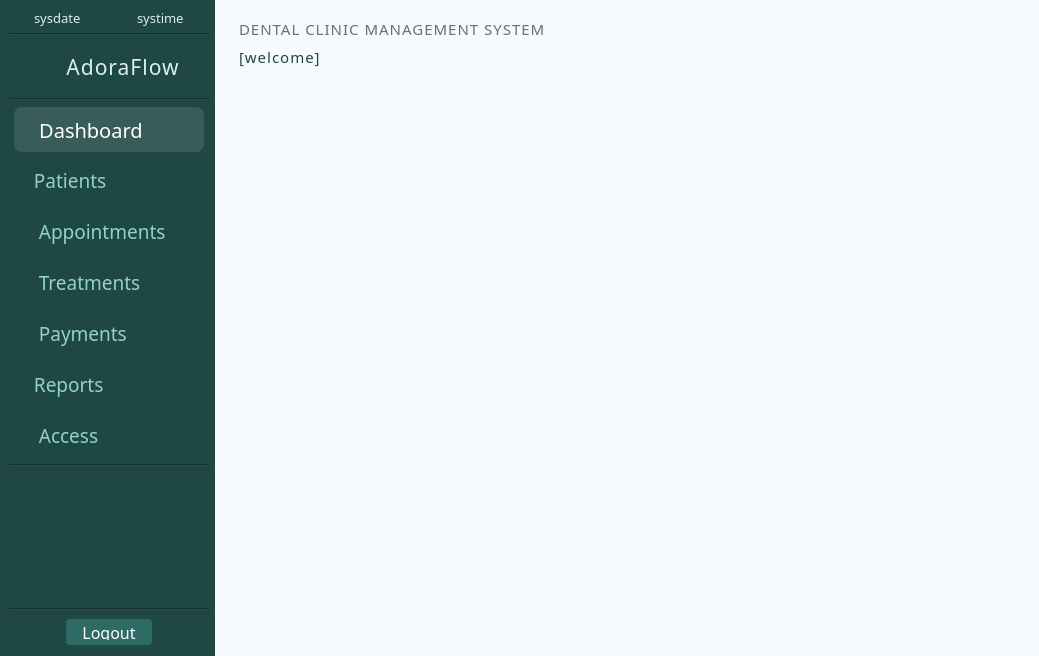
Above: ui/MainWindow.ui from karlito20/AdoraFlowProject before the change. Below: the same form after it.
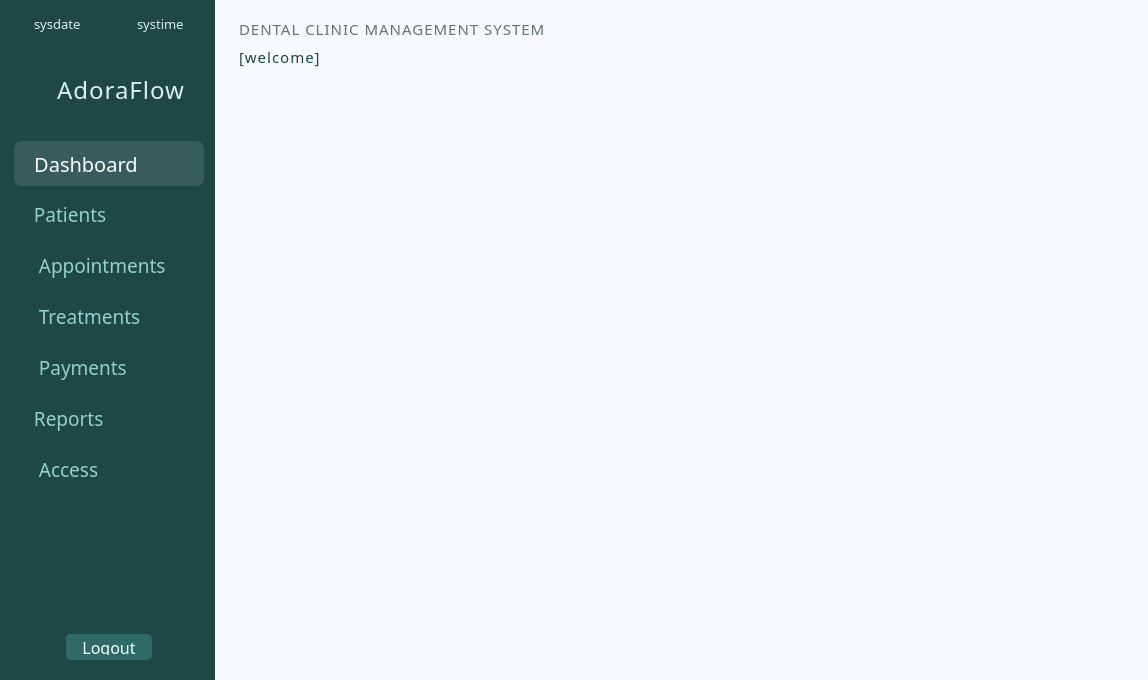
That is the form after the change. Icons and pictures are not drawn.

What changed in the file:
```diff
--- a/ui/MainWindow.ui
+++ b/ui/MainWindow.ui
@@ -6,13 +6,13 @@
    <rect>
     <x>0</x>
     <y>0</y>
-    <width>1039</width>
-    <height>656</height>
+    <width>1148</width>
+    <height>680</height>
    </rect>
   </property>
   <property name="minimumSize">
    <size>
-    <width>880</width>
+    <width>1080</width>
     <height>650</height>
    </size>
   </property>
@@ -536,8 +536,20 @@
       <property name="rightMargin">
        <number>6</number>
       </property>
+      <property name="bottomMargin">
+       <number>18</number>
+      </property>
       <item>
        <layout class="QHBoxLayout" name="system_info_labels">
+        <property name="leftMargin">
+         <number>0</number>
+        </property>
+        <property name="topMargin">
+         <number>6</number>
+        </property>
+        <property name="bottomMargin">
+         <number>6</number>
+        </property>
         <item alignment="Qt::AlignmentFlag::AlignHCenter">
          <widget class="QLabel" name="system_date_label">
           <property name="font">
@@ -572,18 +584,14 @@
         </item>
        </layout>
       </item>
-      <item>
-       <widget class="Line" name="line">
-        <property name="styleSheet">
-         <string notr="true"/>
-        </property>
-        <property name="orientation">
-         <enum>Qt::Orientation::Horizontal</enum>
-        </property>
-       </widget>
-      </item>
       <item>
        <layout class="QHBoxLayout" name="menu_title_container" stretch="0,0,0,0">
+        <property name="topMargin">
+         <number>18</number>
+        </property>
+        <property name="bottomMargin">
+         <number>18</number>
+        </property>
         <item>
          <widget class="QLabel" name="label_4">
           <property name="text">
@@ -606,7 +614,7 @@
           <property name="font">
            <font>
             <family>Slate</family>
-            <pointsize>16</pointsize>
+            <pointsize>18</pointsize>
             <fontweight>Medium</fontweight>
            </font>
           </property>
@@ -633,16 +641,6 @@
         </item>
        </layout>
       </item>
-      <item>
-       <widget class="Line" name="line_2">
-        <property name="styleSheet">
-         <string notr="true"/>
-        </property>
-        <property name="orientation">
-         <enum>Qt::Orientation::Horizontal</enum>
-        </property>
-       </widget>
-      </item>
       <item>
        <widget class="QPushButton" name="nav_dashboard">
         <property name="minimumSize">
@@ -679,13 +677,14 @@
 	margin-left: 5px;
 	margin-right: 5px;
 	padding-left: 15;
+
 	border-radius: 8px;
 }
 
 #nav_dashboard:checked {
 	color: white;
 	font-size: 15pt;
-	padding-left: 20;
+
 	background-color: #394E4D;
 	background-color: rgba(250, 250, 250, 60);
 }
@@ -753,7 +752,7 @@
 #nav_patients:checked {
 	color: white;
 	font-size: 15pt;
-	padding-left: 20;
+
 	background-color: rgba(250, 250, 250, 60);
 
 }
@@ -820,7 +819,7 @@
 #nav_appointments:checked {
 	color: white;
 	font-size: 15pt;
-	padding-left: 20;
+
 	background-color: rgba(250, 250, 250, 60);
 
 }
@@ -888,7 +887,7 @@
 #nav_treatments:checked {
 	color: white;
 	font-size: 15pt;
-	padding-left: 20;
+
 	background-color: rgba(250, 250, 250, 60);
 
 }
@@ -957,7 +956,7 @@
 #nav_payments:checked {
 	color: white;
 	font-size: 15pt;
-	padding-left: 20;
+
 	background-color: rgba(250, 250, 250, 60);
 
 }
@@ -1022,7 +1021,7 @@
 #nav_reports:checked {
 	color: white;
 	font-size: 15pt;
-	padding-left: 20;
+
 	background-color: rgba(250, 250, 250, 60);
 
 }
@@ -1087,7 +1086,7 @@
 #nav_access:checked {
 	color: white;
 	font-size: 15pt;
-	padding-left: 20;
+
 	background-color: rgba(250, 250, 250, 60);
 
 }
@@ -1121,16 +1120,6 @@
         </attribute>
        </widget>
       </item>
-      <item>
-       <widget class="Line" name="line_3">
-        <property name="styleSheet">
-         <string notr="true"/>
-        </property>
-        <property name="orientation">
-         <enum>Qt::Orientation::Horizontal</enum>
-        </property>
-       </widget>
-      </item>
       <item>
        <spacer name="verticalSpacer">
         <property name="font">
@@ -1150,16 +1139,6 @@
         </property>
        </spacer>
       </item>
-      <item>
-       <widget class="Line" name="line_4">
-        <property name="styleSheet">
-         <string notr="true"/>
-        </property>
-        <property name="orientation">
-         <enum>Qt::Orientation::Horizontal</enum>
-        </property>
-       </widget>
-      </item>
       <item alignment="Qt::AlignmentFlag::AlignHCenter">
        <widget class="QPushButton" name="nav_logout_button">
         <property name="sizePolicy">
```
Left out of the diff: 1 changed line with no effect on the pictures.
